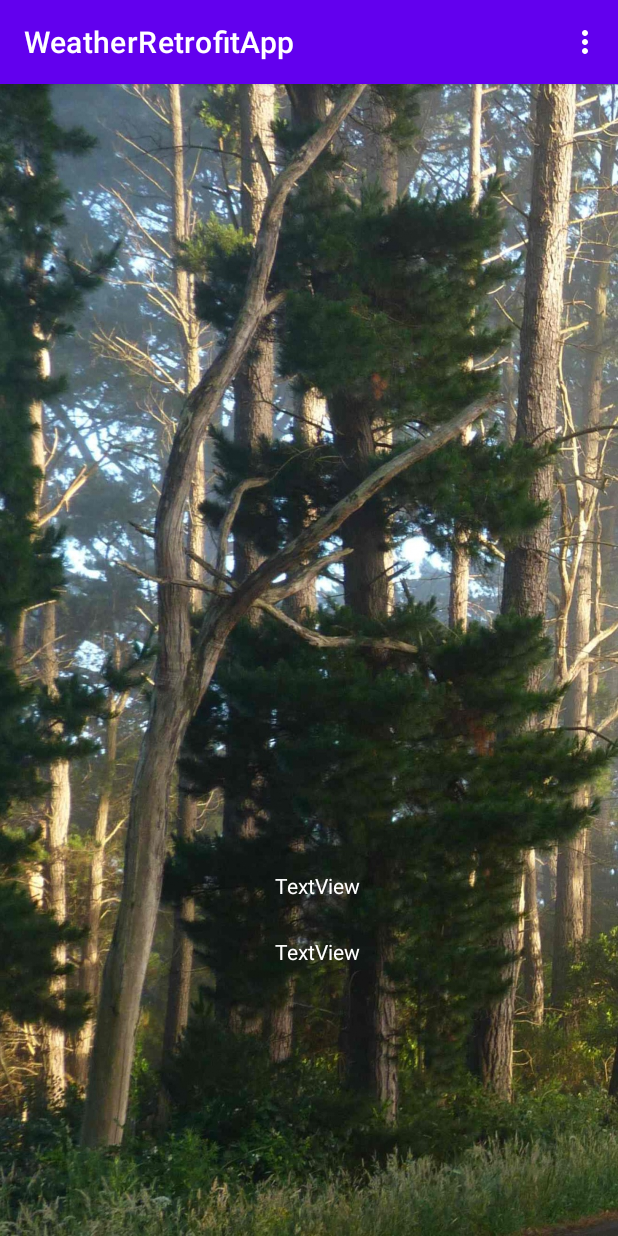
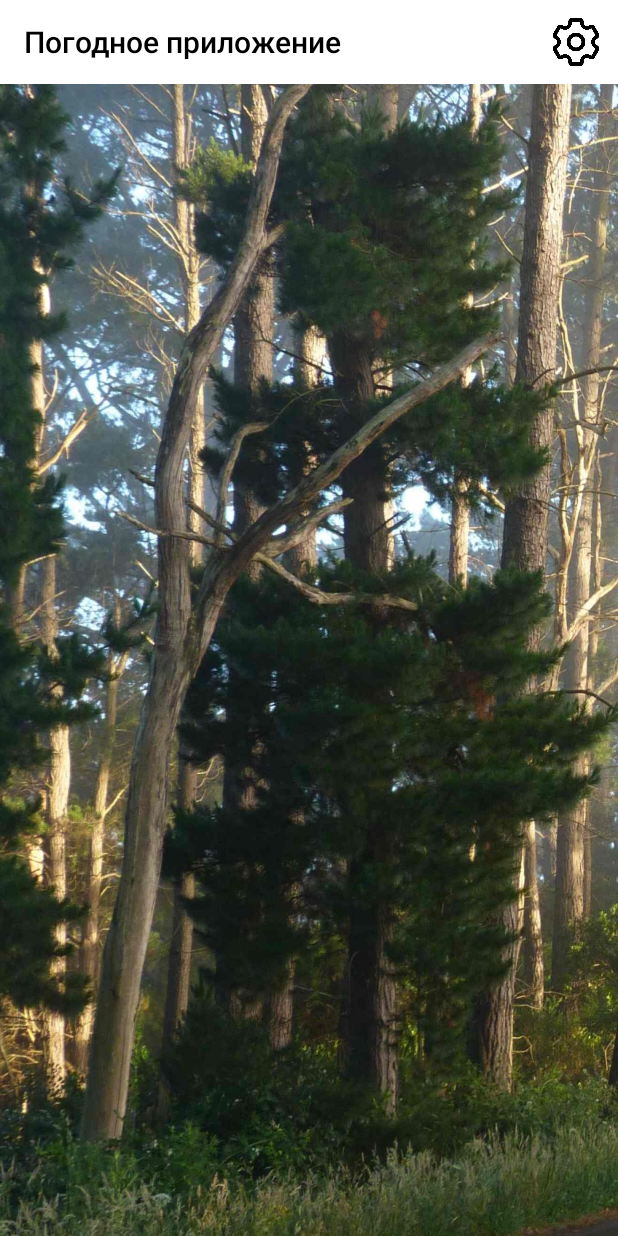
Before and after one commit to lakinsbeast/WeatherRetrofitApp, an Android app: the screen it shows after launch (MainActivity), on a phone screen of 412 x 824 dp. Run offline under Robolectric (Android 15) with nearby library versions, the phone set to English and light mode, and no system bars; pictures from the network do not load; 3 statements that could not run were skipped.

Commit message:
обновил actionbar на toolbar и перекрасил тул бар. Для лучшего определения местоположения добавил функцию fetchLocation() в swiperefreshlayout

```diff
--- a/app/src/main/java/code/with/me/weatherretrofitapp/LocationActivity.kt
+++ b/app/src/main/java/code/with/me/weatherretrofitapp/LocationActivity.kt
@@ -22,6 +22,9 @@ class LocationActivity : AppCompatActivity() {
         super.onCreate(savedInstanceState)
         binding = ActivityLocationBinding.inflate(layoutInflater)
         setContentView(binding.root)
+        setSupportActionBar(binding.toolbar)
+        supportActionBar?.title = "Погодное приложение"
+
 
         val date = Calendar.getInstance().get(Calendar.HOUR_OF_DAY)
         Log.d("hours", date.toString())
--- a/app/src/main/java/code/with/me/weatherretrofitapp/MainActivity.kt
+++ b/app/src/main/java/code/with/me/weatherretrofitapp/MainActivity.kt
@@ -32,6 +32,7 @@ class MainActivity : AppCompatActivity(), OnMapReadyCallback {
     private lateinit var viewModelWeather: WeatherViewModel
     private lateinit var viewModelGeo: GeoViewModel
 
+
     var name: String = ""
     var updatedInfo: Boolean = false
     private var getdata: String = ""
@@ -51,6 +52,9 @@ class MainActivity : AppCompatActivity(), OnMapReadyCallback {
         super.onCreate(savedInstanceState)
         binding = ActivityMainBinding.inflate(layoutInflater)
         setContentView(binding.root)
+        setSupportActionBar(binding.toolbar)
+        supportActionBar?.title = "Погодное приложение"
+
 
         //Location
         fusedLocationProvider = LocationServices.getFusedLocationProviderClient(this)
@@ -58,11 +62,12 @@ class MainActivity : AppCompatActivity(), OnMapReadyCallback {
         //
 
         binding.mainactivity.setOnRefreshListener {
+            fetchLocation()
             if (updatedInfo) {
                 viewModelWeather.initWeather()
                 Log.d("update", "setonrefreshlistener заработал")
             } else {
-                Toast.makeText(this, "Выбери город через меню", Toast.LENGTH_LONG).show()
+//                Toast.makeText(this, "Выбери город через меню", Toast.LENGTH_LONG).show()
             }
             binding.mainactivity.isRefreshing = false
 
@@ -131,6 +136,7 @@ class MainActivity : AppCompatActivity(), OnMapReadyCallback {
 
 
     }
+
     private fun fetchLocation() {
         if (checkPermissions())
         {
@@ -148,22 +154,20 @@ class MainActivity : AppCompatActivity(), OnMapReadyCallback {
                     return
                 }
                 fusedLocationProvider?.lastLocation?.addOnCompleteListener(this){ task ->
-                    val location: android.location.Location? =task.result
+                    val location: android.location.Location? = task.result
                     if (location == null) {
-                        Toast.makeText(this, "Null received", Toast.LENGTH_LONG).show()
+                        Toast.makeText(this, "Не удалось определить местоположение", Toast.LENGTH_LONG).show()
                     } else {
-                        Toast.makeText(this, "Get success", Toast.LENGTH_LONG).show()
+                        Toast.makeText(this, "Местоположение определено успешно", Toast.LENGTH_LONG).show()
 
                         viewModelGeo.latit.value = location.latitude.toString()
                         viewModelGeo.longt.value = location.longitude.toString()
-                        binding.lat.text = viewModelGeo.latit.value.toString()
-                        binding.longt.text = viewModelGeo.longt.value.toString()
                         viewModelGeo.initGeo()
                         viewModelGeo.town.observe(this) {
                             if(viewModelWeather.town.value != null) {
                                 viewModelWeather.town.value = it
                                 viewModelWeather.initWeather()
-                                Log.d("fuck", viewModelGeo.town.value.toString())
+                                Log.d("город", viewModelGeo.town.value.toString())
                             }
 
                         }
@@ -171,7 +175,7 @@ class MainActivity : AppCompatActivity(), OnMapReadyCallback {
 
                 }
             } else {
-                Toast.makeText(this, "Turn on location", Toast.LENGTH_LONG).show()
+                Toast.makeText(this, "Включите местоположение", Toast.LENGTH_LONG).show()
                 val intent = Intent(Settings.ACTION_LOCATION_SOURCE_SETTINGS)
                 startActivity(intent)
             }
@@ -238,5 +242,5 @@ class MainActivity : AppCompatActivity(), OnMapReadyCallback {
 
     override fun onMapReady(map: GoogleMap) {
         this.map = map
+    }
 }
-}
--- a/app/src/main/java/code/with/me/weatherretrofitapp/WeatherViewModel.kt
+++ b/app/src/main/java/code/with/me/weatherretrofitapp/WeatherViewModel.kt
@@ -58,7 +58,7 @@ class WeatherViewModel(private val repo: WeatherRepository) : ViewModel() {
                     } else {
                         Log.d("viewModelTown", town.toString())
                         Log.d("response", response.errorBody().toString())
-                        town.value = "Выбери город через меню"
+                        town.value = "Выбери город через меню или свайпни вниз, если дал разрешение не местоположение"
                     }
                 }
 
--- a/app/src/main/res/layout/activity_location.xml
+++ b/app/src/main/res/layout/activity_location.xml
@@ -7,22 +7,29 @@
     tools:context=".LocationActivity"
     android:id="@+id/locactivity">
 
+    <androidx.appcompat.widget.Toolbar
+        android:layout_width="match_parent"
+        android:layout_height="wrap_content"
+        android:id="@+id/toolbar"
+        app:titleTextColor="@color/black"
+        android:background="@color/white">
+    </androidx.appcompat.widget.Toolbar>
+
     <Button
         android:id="@+id/initTown"
         android:layout_width="146dp"
         android:layout_height="54dp"
-        android:layout_marginTop="136dp"
-        android:text="Save
-"
+        android:layout_marginTop="316dp"
+        android:text="Save"
         app:layout_constraintEnd_toEndOf="parent"
-        app:layout_constraintHorizontal_bias="0.496"
+        app:layout_constraintHorizontal_bias="0.498"
         app:layout_constraintStart_toStartOf="parent"
         app:layout_constraintTop_toTopOf="parent" />
 
     <AutoCompleteTextView
         android:id="@+id/choice_town"
-        android:layout_width="407dp"
-        android:layout_height="56dp"
+        android:layout_width="415dp"
+        android:layout_height="59dp"
         android:autoText="false"
         android:background="#FFFFFF"
         android:backgroundTint="#FFFFFF"
@@ -31,6 +38,7 @@
         app:layout_constraintBottom_toTopOf="@+id/initTown"
         app:layout_constraintEnd_toEndOf="parent"
         app:layout_constraintStart_toStartOf="parent"
-        app:layout_constraintTop_toTopOf="parent" />
+        app:layout_constraintTop_toTopOf="parent"
+        app:layout_constraintVertical_bias="0.861" />
 
 </androidx.constraintlayout.widget.ConstraintLayout>
--- a/app/src/main/res/layout/activity_main.xml
+++ b/app/src/main/res/layout/activity_main.xml
@@ -1,5 +1,6 @@
 <?xml version="1.0" encoding="utf-8"?>
-<androidx.swiperefreshlayout.widget.SwipeRefreshLayout xmlns:android="http://schemas.android.com/apk/res/android"
+<androidx.swiperefreshlayout.widget.SwipeRefreshLayout
+    xmlns:android="http://schemas.android.com/apk/res/android"
     xmlns:app="http://schemas.android.com/apk/res-auto"
     xmlns:tools="http://schemas.android.com/tools"
     android:layout_width="match_parent"
@@ -7,6 +8,8 @@
     tools:context=".MainActivity"
     android:background="@drawable/backgr1"
     android:id="@+id/mainactivity">
+
+
 
 
     <androidx.constraintlayout.widget.ConstraintLayout
@@ -20,11 +23,24 @@
         app:layout_constraintEnd_toEndOf="parent"
         app:layout_constraintStart_toStartOf="parent">
 
+        <androidx.appcompat.widget.Toolbar
+            android:id="@+id/toolbar"
+            android:layout_width="match_parent"
+            android:layout_height="wrap_content"
+            android:background="@color/white"
+            app:layout_constraintEnd_toEndOf="parent"
+            app:layout_constraintStart_toStartOf="parent"
+            app:layout_constraintTop_toTopOf="parent"
+            app:titleTextColor="@color/black"
+            app:titleTextAppearance="@style/Toolbar.TitleText">
+        </androidx.appcompat.widget.Toolbar>
+
         <TextView
             android:id="@+id/lastUpdateTitle"
             android:layout_width="412dp"
             android:layout_height="47dp"
             android:layout_marginEnd="1dp"
+            android:layout_marginBottom="4dp"
             android:background="#6A6A6A"
             android:gravity="center"
             android:maxLines="2"
@@ -35,14 +51,31 @@
             android:visibility="invisible"
             app:layout_constraintBottom_toBottomOf="parent"
             app:layout_constraintEnd_toEndOf="parent"
+            app:layout_constraintHorizontal_bias="0.0"
             app:layout_constraintStart_toStartOf="parent" />
+
+        <TextView
+            android:id="@+id/townTitle"
+            android:layout_width="424dp"
+            android:layout_height="203dp"
+            android:layout_marginTop="56dp"
+            android:gravity="center"
+            android:textAlignment="center"
+            android:textAllCaps="true"
+            android:textColor="#FFFFFF"
+            android:textSize="34sp"
+            android:textStyle="bold"
+            android:visibility="visible"
+            app:layout_constraintEnd_toEndOf="parent"
+            app:layout_constraintStart_toStartOf="parent"
+            app:layout_constraintTop_toTopOf="parent" />
 
         <TextView
             android:id="@+id/Temp_c"
             android:layout_width="200dp"
             android:layout_height="61dp"
-            android:layout_marginStart="104dp"
-            android:layout_marginTop="24dp"
+            android:layout_marginStart="100dp"
+            android:layout_marginTop="28dp"
             android:text="NOTEXT"
             android:textAlignment="center"
             android:textColor="#FFFFFF"
@@ -57,7 +90,7 @@
             android:layout_width="156dp"
             android:layout_height="51dp"
             android:layout_marginStart="127dp"
-            android:layout_marginTop="32dp"
+            android:layout_marginTop="28dp"
             android:layout_marginEnd="128dp"
             android:maxLines="2"
             android:textAlignment="center"
@@ -65,6 +98,7 @@
             android:textStyle="bold"
             android:visibility="invisible"
             app:layout_constraintEnd_toEndOf="parent"
+            app:layout_constraintHorizontal_bias="1.0"
             app:layout_constraintStart_toStartOf="parent"
             app:layout_constraintTop_toBottomOf="@+id/Temp_c" />
 
@@ -73,7 +107,7 @@
             android:layout_width="336dp"
             android:layout_height="77dp"
             android:layout_marginStart="36dp"
-            android:layout_marginTop="40dp"
+            android:layout_marginTop="44dp"
             android:layout_marginEnd="41dp"
             android:text="Text"
             android:textAlignment="center"
@@ -85,47 +119,6 @@
             app:layout_constraintStart_toStartOf="parent"
             app:layout_constraintTop_toBottomOf="@+id/feelslikeTitle" />
 
-        <TextView
-            android:id="@+id/townTitle"
-            android:gravity="center"
-            android:layout_width="425dp"
-            android:layout_height="142dp"
-            android:layout_marginTop="32dp"
-            android:textAlignment="center"
-            android:textAllCaps="true"
-            android:textColor="#FFFFFF"
-            android:textSize="34sp"
-            android:textStyle="bold"
-            android:visibility="visible"
-            app:layout_constraintEnd_toEndOf="parent"
-            app:layout_constraintHorizontal_bias="0.493"
-            app:layout_constraintStart_toStartOf="parent"
-            app:layout_constraintTop_toTopOf="parent" />
-
-        <TextView
-            android:id="@+id/lat"
-            android:layout_width="wrap_content"
-            android:layout_height="wrap_content"
-            android:layout_marginEnd="172dp"
-            android:layout_marginBottom="224dp"
-            android:text="TextView"
-            android:textColor="#FFFFFF"
-            app:layout_constraintBottom_toBottomOf="@+id/lastUpdateTitle"
-            app:layout_constraintEnd_toEndOf="parent"
-            app:layout_constraintTop_toTopOf="parent"
-            app:layout_constraintVertical_bias="1.0" />
-
-        <TextView
-            android:id="@+id/longt"
-            android:layout_width="wrap_content"
-            android:layout_height="wrap_content"
-            android:layout_marginEnd="172dp"
-            android:layout_marginBottom="180dp"
-            android:text="TextView"
-            android:textColor="#FFFFFF"
-            app:layout_constraintBottom_toBottomOf="parent"
-            app:layout_constraintEnd_toEndOf="parent" />
-
     </androidx.constraintlayout.widget.ConstraintLayout>
 
 </androidx.swiperefreshlayout.widget.SwipeRefreshLayout>
--- a/app/src/main/res/menu/main_menu.xml
+++ b/app/src/main/res/menu/main_menu.xml
@@ -1,9 +1,19 @@
 <?xml version="1.0" encoding="utf-8"?>
-<menu xmlns:android="http://schemas.android.com/apk/res/android">
+<menu xmlns:android="http://schemas.android.com/apk/res/android"
+    xmlns:app="http://schemas.android.com/apk/res-auto">
     <item
-        android:title="Home"
-        android:id="@+id/homeMenu"/>
-    <item
-        android:title="Location"
-        android:id="@+id/locationMenu"/>
+        android:id="@+id/overflowMenu"
+        android:title=""
+        android:icon="@drawable/settings"
+        app:showAsAction="always">
+        <menu>
+            <item
+                android:title="@string/home"
+                android:id="@+id/homeMenu"/>
+            <item
+                android:title="@string/location"
+                android:id="@+id/locationMenu"/>
+        </menu>
+    </item>
+
 </menu>
--- a/app/src/main/res/values/strings.xml
+++ b/app/src/main/res/values/strings.xml
@@ -1,3 +1,6 @@
 <resources>
     <string name="app_name">WeatherRetrofitApp</string>
+    <string name="home">Home</string>
+    <string name="location">Location</string>
+    <string name="toolbartext">Погодное приложение</string>
 </resources>
--- a/app/src/main/res/values/themes.xml
+++ b/app/src/main/res/values/themes.xml
@@ -1,6 +1,6 @@
 <resources xmlns:tools="http://schemas.android.com/tools">
     <!-- Base application theme. -->
-    <style name="Theme.WeatherRetrofitApp" parent="Theme.MaterialComponents.DayNight.DarkActionBar">
+    <style name="Theme.WeatherRetrofitApp" parent="Theme.AppCompat.Light.NoActionBar">
         <!-- Primary brand color. -->
         <item name="colorPrimary">@color/purple_500</item>
         <item name="colorPrimaryVariant">@color/purple_700</item>
@@ -8,9 +8,12 @@
         <!-- Secondary brand color. -->
         <item name="colorSecondary">@color/teal_200</item>
         <item name="colorSecondaryVariant">@color/teal_700</item>
-        <item name="colorOnSecondary">@color/black</item>
+        <item name="colorOnSecondary">@color/white</item>
         <!-- Status bar color. -->
-        <item name="android:statusBarColor" tools:targetApi="l">?attr/colorPrimaryVariant</item>
+<!--        <item name="android:statusBarColor" tools:targetApi="l">?attr/colorPrimaryVariant</item>-->
         <!-- Customize your theme here. -->
     </style>
+    <style name="Toolbar.TitleText" parent="TextAppearance.AppCompat.Widget.ActionBar.Title">
+        <item name="android:text">Погодное приложение</item>
+    </style>
 </resources>
```
Also changed, not shown: app/src/main/res/drawable-v24/home.png (added), app/src/main/res/drawable-v24/location.png (added), app/src/main/res/drawable-v24/settings.png (added).
